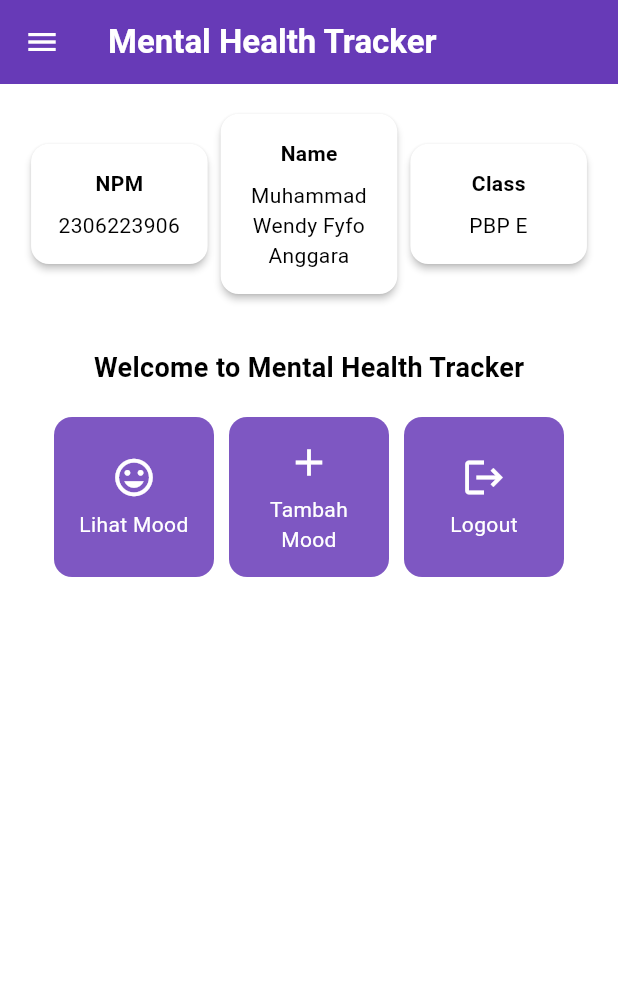
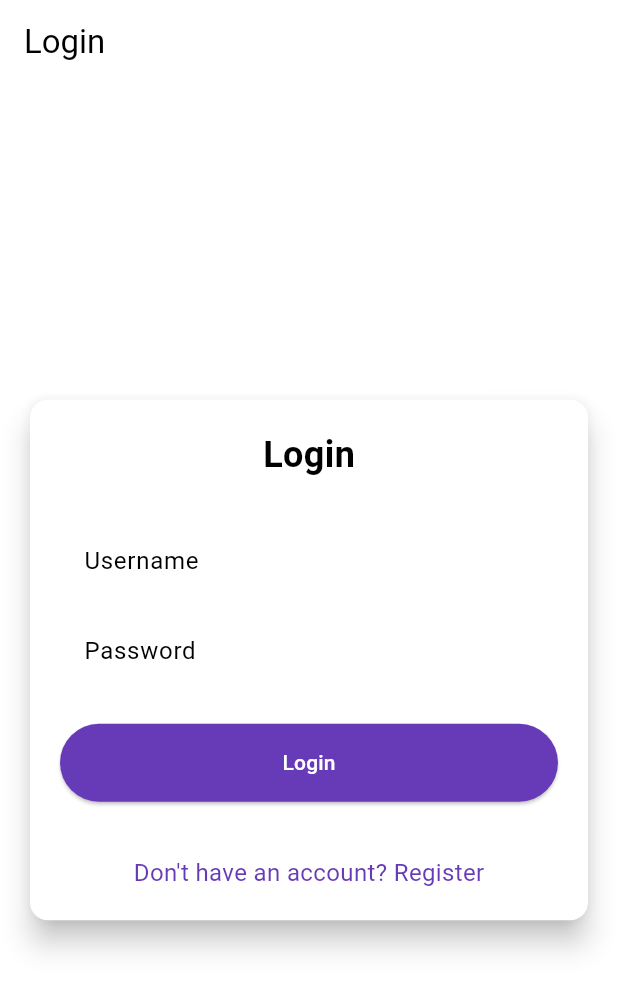
Before and after one commit to WendyFyfo/mental-health-tracker-mobile, a Flutter app: the screen it shows after launch, on a phone screen of 412 x 824 dp. Shown: the top 991 px of the screen. Run offline on Flutter 3.47's test engine with Material 3 defaults, Android fonts, the phone set to English and light mode, and no system bars; missing offline and left inert: pbp_django_auth.

Commit message:
Tutorial 8

```diff
--- a/lib/main.dart
+++ b/lib/main.dart
@@ -1,5 +1,7 @@
 import 'package:flutter/material.dart';
-import 'package:mental_health_tracker/screens/menu.dart';
+import 'package:mental_health_tracker/screens/login.dart';
+import 'package:pbp_django_auth/pbp_django_auth.dart';
+import 'package:provider/provider.dart';
 
 void main() {
   runApp(const MyApp());
@@ -11,29 +13,21 @@ class MyApp extends StatelessWidget {
   // This widget is the root of your application.
   @override
   Widget build(BuildContext context) {
-    return MaterialApp(
+    return Provider (
+      create: (_) {
+        CookieRequest request = CookieRequest();
+        return request;
+      },
+
+      child: MaterialApp(
       title: 'Flutter Demo',
       theme: ThemeData(
-        // This is the theme of your application.
-        //
-        // TRY THIS: Try running your application with "flutter run". You'll see
-        // the application has a purple toolbar. Then, without quitting the app,
-        // try changing the seedColor in the colorScheme below to Colors.green
-        // and then invoke "hot reload" (save your changes or press the "hot
-        // reload" button in a Flutter-supported IDE, or press "r" if you used
-        // the command line to start the app).
-        //
-        // Notice that the counter didn't reset back to zero; the application
-        // state is not lost during the reload. To reset the state, use hot
-        // restart instead.
-        //
-        // This works for code too, not just values: Most code changes can be
-        // tested with just a hot reload.
         colorScheme: ColorScheme.fromSwatch(
           primarySwatch: Colors.deepPurple).copyWith(secondary: Colors.deepPurple[400]),
         useMaterial3: true,
       ),
-      home: MyHomePage(),
+      home: const LoginPage(),
+      )
     );
   }
 }
--- /dev/null
+++ b/lib/screens/login.dart
@@ -0,0 +1,180 @@
+import 'package:mental_health_tracker/screens/menu.dart';
+import 'package:flutter/material.dart';
+import 'package:mental_health_tracker/screens/register.dart';
+import 'package:pbp_django_auth/pbp_django_auth.dart';
+import 'package:provider/provider.dart';
+
+void main() {
+  runApp(const LoginApp());
+}
+
+class LoginApp extends StatelessWidget {
+  const LoginApp({super.key});
+
+  @override
+  Widget build(BuildContext context) {
+    return MaterialApp(
+      title: 'Login',
+      theme: ThemeData(
+        useMaterial3: true,
+        colorScheme: ColorScheme.fromSwatch(
+          primarySwatch: Colors.deepPurple,
+        ).copyWith(secondary: Colors.deepPurple[400]),
+      ),
+      home: const LoginPage(),
+    );
+  }
+}
+
+class LoginPage extends StatefulWidget {
+  const LoginPage({super.key});
+
+  @override
+  State<LoginPage> createState() => _LoginPageState();
+}
+
+class _LoginPageState extends State<LoginPage> {
+  final TextEditingController _usernameController = TextEditingController();
+  final TextEditingController _passwordController = TextEditingController();
+
+  @override
+  Widget build(BuildContext context) {
+    final request = context.watch<CookieRequest>();
+
+    return Scaffold(
+      appBar: AppBar(
+        title: const Text('Login'),
+      ),
+      body: Center(
+        child: SingleChildScrollView(
+          padding: const EdgeInsets.all(16.0),
+          child: Card(
+            elevation: 8,
+            shape: RoundedRectangleBorder(
+              borderRadius: BorderRadius.circular(12.0),
+            ),
+            child: Padding(
+              padding: const EdgeInsets.all(20.0),
+              child: Column(
+                mainAxisSize: MainAxisSize.min,
+                children: [
+                  const Text(
+                    'Login',
+                    style: TextStyle(
+                      fontSize: 24.0,
+                      fontWeight: FontWeight.bold,
+                    ),
+                  ),
+                  const SizedBox(height: 30.0),
+                  TextField(
+                    controller: _usernameController,
+                    decoration: const InputDecoration(
+                      labelText: 'Username',
+                      hintText: 'Enter your username',
+                      border: OutlineInputBorder(
+                        borderRadius: BorderRadius.all(Radius.circular(12.0)),
+                      ),
+                      contentPadding:
+                          EdgeInsets.symmetric(horizontal: 12.0, vertical: 8.0),
+                    ),
+                  ),
+                  const SizedBox(height: 12.0),
+                  TextField(
+                    controller: _passwordController,
+                    decoration: const InputDecoration(
+                      labelText: 'Password',
+                      hintText: 'Enter your password',
+                      border: OutlineInputBorder(
+                        borderRadius: BorderRadius.all(Radius.circular(12.0)),
+                      ),
+                      contentPadding:
+                          EdgeInsets.symmetric(horizontal: 12.0, vertical: 8.0),
+                    ),
+                    obscureText: true,
+                  ),
+                  const SizedBox(height: 24.0),
+                  ElevatedButton(
+                    onPressed: () async {
+                      String username = _usernameController.text;
+                      String password = _passwordController.text;
+
+                      // Cek kredensial
+                      // Untuk menyambungkan Android emulator dengan Django pada localhost,
+                      // gunakan URL http://10.0.2.2/
+                      final response = await request
+                          .login("http://muhammad-wendy-mentalhealthtracker2.pbp.cs.ui.ac.id/auth/login/", {
+                        'username': username,
+                        'password': password,
+                      });
+
+                      if (request.loggedIn) {
+                        String message = response['message'];
+                        String uname = response['username'];
+                        if (context.mounted) {
+                          Navigator.pushReplacement(
+                            context,
+                            MaterialPageRoute(
+                                builder: (context) => MyHomePage()),
+                          );
+                          ScaffoldMessenger.of(context)
+                            ..hideCurrentSnackBar()
+                            ..showSnackBar(
+                              SnackBar(
+                                  content:
+                                      Text("$message Selamat datang, $uname.")),
+                            );
+                        }
+                      } else {
+                        if (context.mounted) {
+                          showDialog(
+                            context: context,
+                            builder: (context) => AlertDialog(
+                              title: const Text('Login Gagal'),
+                              content: Text(response['message']),
+                              actions: [
+                                TextButton(
+                                  child: const Text('OK'),
+                                  onPressed: () {
+                                    Navigator.pop(context);
+                                  },
+                                ),
+                              ],
+                            ),
+                          );
+                        }
+                      }
+                    },
+                    style: ElevatedButton.styleFrom(
+                      foregroundColor: Colors.white,
+                      minimumSize: Size(double.infinity, 50),
+                      backgroundColor: Theme.of(context).colorScheme.primary,
+                      padding: const EdgeInsets.symmetric(vertical: 16.0),
+                    ),
+                    child: const Text('Login'),
+                  ),
+                  const SizedBox(height: 36.0),
+                  GestureDetector(
+                    onTap: () {
+                      Navigator.push(
+                        context,
+                        MaterialPageRoute(
+                            builder: (context) => const RegisterPage()),
+                      );
+                    },
+                    child: Text(
+                      'Don\'t have an account? Register',
+                      style: TextStyle(
+                        color: Theme.of(context).colorScheme.primary,
+                        fontSize: 16.0,
+                      ),
+                    ),
+                  ),
+                ],
+              ),
+            ),
+          ),
+        ),
+      ),
+    );
+  }
+}
--- a/pubspec.yaml
+++ b/pubspec.yaml
@@ -35,6 +35,9 @@ dependencies:
   # The following adds the Cupertino Icons font to your application.
   # Use with the CupertinoIcons class for iOS style icons.
   cupertino_icons: ^1.0.8
+  provider: ^6.1.2
+  pbp_django_auth: ^0.4.0
+  http: ^1.2.2
 
 dev_dependencies:
   flutter_test:
@@ -45,7 +48,7 @@ dev_dependencies:
   # activated in the `analysis_options.yaml` file located at the root of your
   # package. See that file for information about deactivating specific lint
   # rules and activating additional ones.
-  flutter_lints: ^4.0.0
+  flutter_lints: ^5.0.0
 
 # For information on the generic Dart part of this file, see the
 # following page: https://dart.dev/tools/pub/pubspec
```
Also changed, not shown: lib/models/mood_entry.dart (added, +65 -0 lines), lib/screens/list_moodentry.dart (added, +89 -0 lines), lib/screens/moodentry_form.dart (+36 -28 lines), lib/screens/register.dart (added, +165 -0 lines), lib/widgets/left_drawer.dart (+13 -5 lines), lib/widgets/mood_card.dart (+38 -3 lines), pubspec.lock, 2 other files.
